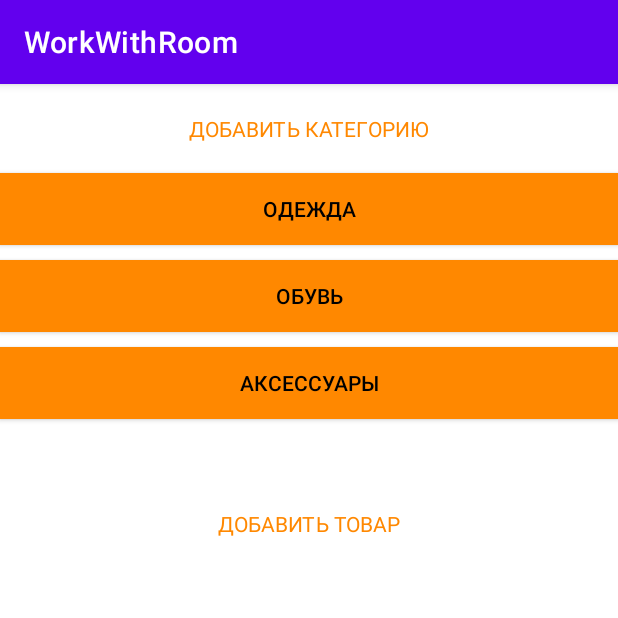
After one commit to MikhailIgnatovich/WorkWithRoom, an Android app: the fragment Panel shown on its own in the app's theme, on a phone screen of 412 x 824 dp, the top half of it. The commit adds this screen. Run offline under Robolectric (Android 15) with nearby library versions, the phone set to English and light mode, and no system bars; our stand-ins replace data binding.

Commit message:
В panel.xml добавил разметку

```diff
--- a/app/build.gradle
+++ b/app/build.gradle
@@ -43,6 +43,7 @@ dependencies {
     implementation 'androidx.appcompat:appcompat:1.3.0'
     implementation 'com.google.android.material:material:1.4.0'
     implementation 'androidx.constraintlayout:constraintlayout:2.0.4'
+    implementation 'androidx.legacy:legacy-support-v4:1.0.0'
     testImplementation 'junit:junit:4.+'
     androidTestImplementation 'androidx.test.ext:junit:1.1.3'
     androidTestImplementation 'androidx.test.espresso:espresso-core:3.4.0'
--- /dev/null
+++ b/app/src/main/java/com/bulich/misha/workwithroom/tabs/Panel.kt
@@ -0,0 +1,20 @@
+package com.bulich.misha.workwithroom.tabs
+
+import android.os.Bundle
+import androidx.fragment.app.Fragment
+import android.view.LayoutInflater
+import android.view.View
+import android.view.ViewGroup
+import com.bulich.misha.workwithroom.R
+
+
+class Panel : Fragment() {
+
+    override fun onCreateView(
+        inflater: LayoutInflater, container: ViewGroup?,
+        savedInstanceState: Bundle?
+    ): View? {
+        // Inflate the layout for this fragment
+        return inflater.inflate(R.layout.panel, container, false)
+    }
+}
--- /dev/null
+++ b/app/src/main/res/layout/panel.xml
@@ -0,0 +1,96 @@
+<?xml version="1.0" encoding="utf-8"?>
+<layout xmlns:android="http://schemas.android.com/apk/res/android"
+    xmlns:tools="http://schemas.android.com/tools"
+    xmlns:app="http://schemas.android.com/apk/res-auto">
+<FrameLayout
+    android:layout_width="match_parent"
+    android:layout_height="match_parent"
+    tools:context=".tabs.Panel">
+
+    <androidx.constraintlayout.widget.ConstraintLayout
+        android:layout_width="match_parent"
+        android:layout_height="match_parent">
+
+        <androidx.appcompat.widget.AppCompatTextView
+            android:id="@+id/headerAddCategory"
+            android:layout_width="wrap_content"
+            android:layout_height="wrap_content"
+            android:textColor="@color/orange"
+            app:layout_constraintTop_toTopOf="parent"
+            app:layout_constraintStart_toStartOf="parent"
+            app:layout_constraintEnd_toEndOf="parent"
+            android:layout_marginTop="20dp"
+            android:text="@string/addCategory"/>
+
+        <androidx.appcompat.widget.AppCompatButton
+            android:id="@+id/buttonAddCategoryClothes"
+            android:layout_width="match_parent"
+            android:layout_height="wrap_content"
+            android:text="@string/catalog_clothes"
+            app:layout_constraintTop_toBottomOf="@id/headerAddCategory"
+            android:layout_marginTop="20dp"
+            android:textColor="@color/black"
+            android:background="@color/orange"/>
+
+        <androidx.appcompat.widget.AppCompatButton
+            android:id="@+id/buttonAddCategoryShoes"
+            android:layout_width="match_parent"
+            android:layout_height="wrap_content"
+            android:text="@string/shoes"
+            app:layout_constraintTop_toBottomOf="@id/buttonAddCategoryClothes"
+            android:layout_marginTop="10dp"
+            android:textColor="@color/black"
+            android:background="@color/orange"/>
+
+        <androidx.appcompat.widget.AppCompatButton
+            android:id="@+id/buttonAddCategoryAccessories"
+            android:layout_width="match_parent"
+            android:layout_height="wrap_content"
+            android:text="@string/accessories"
+            app:layout_constraintTop_toBottomOf="@id/buttonAddCategoryShoes"
+            android:layout_marginTop="10dp"
+            android:textColor="@color/black"
+            android:background="@color/orange"/>
+
+        <androidx.appcompat.widget.AppCompatTextView
+            android:id="@+id/headerAddProduct"
+            android:layout_width="wrap_content"
+            android:layout_height="wrap_content"
+            app:layout_constraintTop_toBottomOf="@id/buttonAddCategoryAccessories"
+            app:layout_constraintStart_toStartOf="parent"
+            app:layout_constraintEnd_toEndOf="parent"
+            android:layout_marginTop="60dp"
+            android:text="@string/addProduct"
+            android:textColor="@color/orange"/>
+
+        <com.google.android.material.textfield.TextInputLayout
+            android:id="@+id/sectionEnterCategoryProduct"
+            android:layout_width="match_parent"
+            android:layout_height="wrap_content"
+            app:layout_constraintTop_toBottomOf="@id/headerAddProduct"
+            android:layout_marginTop="10dp"
+            app:boxBackgroundColor="@android:color/transparent"
+            app:boxStrokeColor="@color/white"
+            app:startIconTint="@android:color/white"
+            app:endIconTint="@android:color/holo_red_light"
+            android:hint="@string/labelEnterNameProduct"
+            app:hintTextColor="@android:color/white"
+            app:startIconDrawable="@drawable/catalog_categories"
+            app:endIconMode="clear_text"
+            app:boxStrokeWidthFocused="4dp">
+
+            <com.google.android.material.textfield.TextInputEditText
+                android:id="@+id/enterNameProduct"
+                android:layout_width="match_parent"
+                android:layout_height="wrap_content"
+                android:textColor="@color/white"
+                android:inputType="text"
+                android:textCursorDrawable="@drawable/cursor"/>
+        </com.google.android.material.textfield.TextInputLayout>
+
+
+
+    </androidx.constraintlayout.widget.ConstraintLayout>
+
+</FrameLayout>
+</layout>
--- a/app/src/main/res/values/colors.xml
+++ b/app/src/main/res/values/colors.xml
@@ -7,4 +7,5 @@
     <color name="teal_700">#FF018786</color>
     <color name="black">#FF000000</color>
     <color name="white">#FFFFFFFF</color>
+    <color name="orange">@android:color/holo_orange_dark</color>
 </resources>
--- a/app/src/main/res/values/strings.xml
+++ b/app/src/main/res/values/strings.xml
@@ -4,4 +4,11 @@
     <string name="catalog_categories">КФТЕГОРИИ</string>
     <string name="catalog_products">ТОВАРЫ</string>
     <string name="catalog_clothes">ОДЕЖДА</string>
+    <!-- TODO: Remove or change this placeholder text -->
+    <string name="hello_blank_fragment">Hello blank fragment</string>
+    <string name="addCategory">ДОБАВИТЬ КАТЕГОРИЮ</string>
+    <string name="shoes">ОБУВЬ</string>
+    <string name="accessories">АКСЕССУАРЫ</string>
+    <string name="addProduct">ДОБАВИТЬ ТОВАР</string>
+    <string name="labelEnterNameProduct">Введите название товара</string>
 </resources>
```
